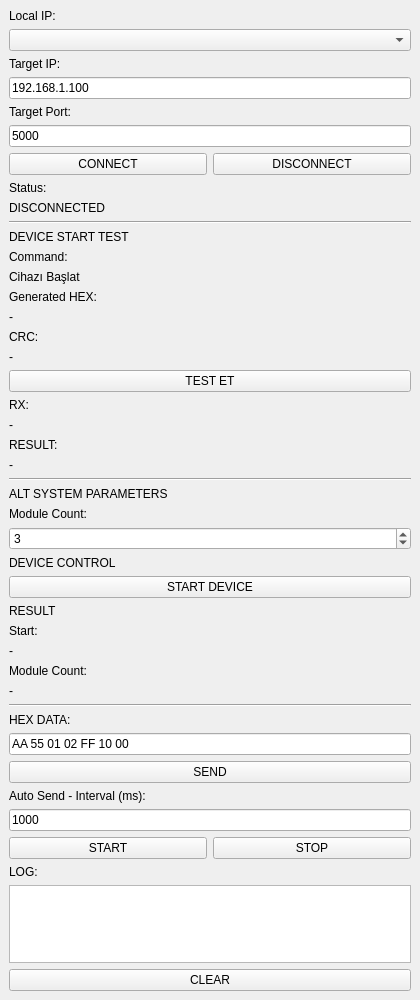
Before: the Qt Designer form TcpHexTool/MainWindow.ui in algoritmababa/deneme, drawn with Qt 5.
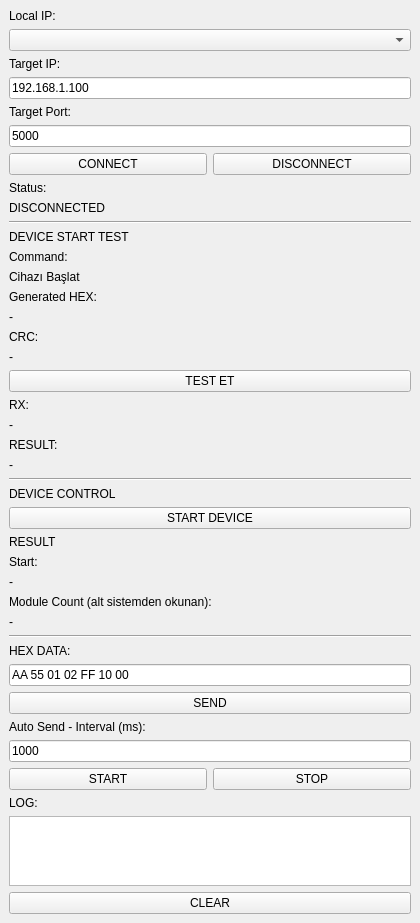
After: the same form once the commit is applied.

Commit message:
Drop the module count input from the test tool
The module count is now the simulated subsystem's state, set in the
simulator window, and the tool only reports what it reads back. The spin
box and the parameters member are gone, and the result label says the
value comes from the subsystem.

Claude-Session: https://claude.ai/code/session_01NTPxWPv6pGfSdimARf4mjt

```diff
--- a/TcpHexTool/MainWindow.ui
+++ b/TcpHexTool/MainWindow.ui
@@ -7,7 +7,7 @@
     <x>0</x>
     <y>0</y>
     <width>420</width>
-    <height>1000</height>
+    <height>920</height>
    </rect>
   </property>
   <property name="windowTitle">
@@ -192,33 +192,6 @@
       </property>
      </widget>
     </item>
-    <item>
-     <widget class="QLabel" name="labelParamsTitle">
-      <property name="text">
-       <string>ALT SYSTEM PARAMETERS</string>
-      </property>
-     </widget>
-    </item>
-    <item>
-     <widget class="QLabel" name="labelModuleCountTitle">
-      <property name="text">
-       <string>Module Count:</string>
-      </property>
-     </widget>
-    </item>
-    <item>
-     <widget class="QSpinBox" name="spinModuleCount">
-      <property name="minimum">
-       <number>1</number>
-      </property>
-      <property name="maximum">
-       <number>5</number>
-      </property>
-      <property name="value">
-       <number>3</number>
-      </property>
-     </widget>
-    </item>
     <item>
      <widget class="QLabel" name="labelDeviceControlTitle">
       <property name="text">
@@ -257,7 +230,7 @@
     <item>
      <widget class="QLabel" name="labelResultModuleCountTitle">
       <property name="text">
-       <string>Module Count:</string>
+       <string>Module Count (alt sistemden okunan):</string>
       </property>
      </widget>
     </item>
```
The commit also changes 2 other files.
